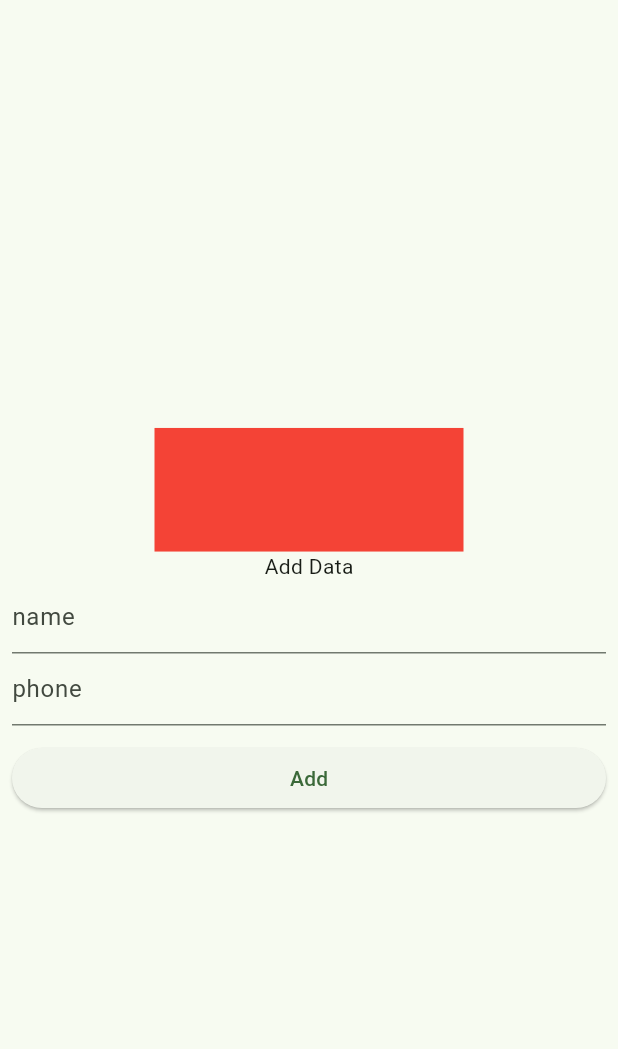
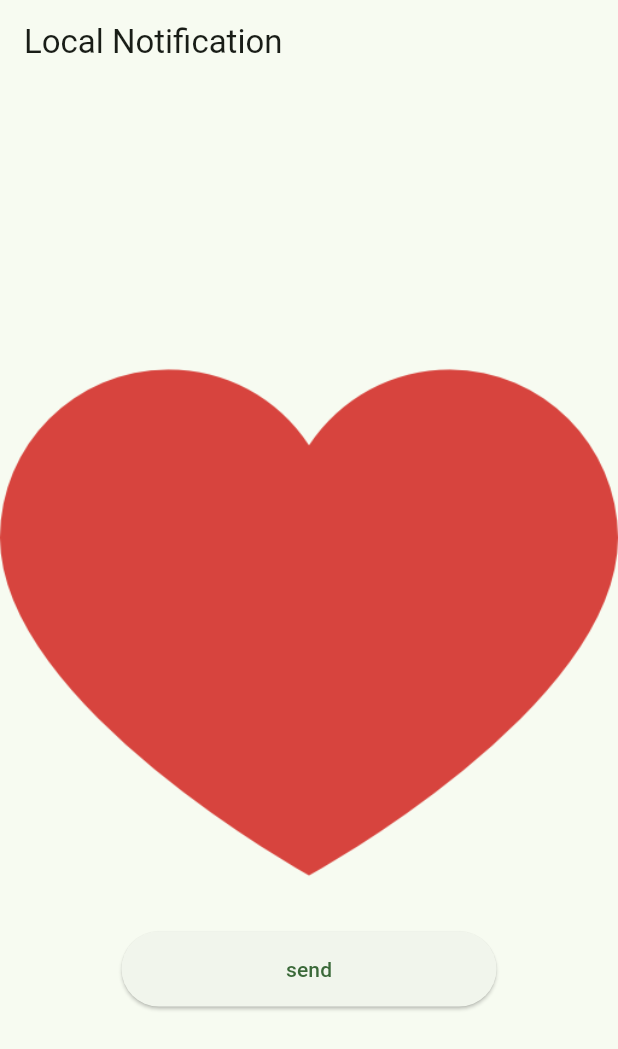
Before and after one commit to LearningFlutter373/firebase, a Flutter app: the screen it shows after launch, on a phone screen of 412 x 824 dp. Shown: the top 1049 px of the screen. Run offline on Flutter 3.47's test engine with Material 3 defaults, Android fonts, the phone set to English and light mode, and no system bars; our stand-ins replace cloud_firestore, firebase_core, firebase_database, flutter_local_notifications; accounts and stored records are empty; generated files the repository leaves out were written again.

Commit message:
i have changed some work in my project.

```diff
--- a/lib/controllers/controlles/cloud_fdatabase_controller/cfd_helper.dart
+++ b/lib/controllers/controlles/cloud_fdatabase_controller/cfd_helper.dart
@@ -5,11 +5,12 @@ class CFDHelper {
   BuildContext context;
 
   CFDHelper({required this.context});
-  CollectionReference users = FirebaseFirestore.instance.collection('students');
+  CollectionReference students = FirebaseFirestore.instance.collection('students');
 
   Future<String?> addData(String name, String phone) async {
     try {
-      DocumentReference documentReference = await users.add({
+      DocumentReference documentReference = await students.add({
+
         'name': name,
         'phone': phone,
       });
@@ -22,4 +23,8 @@ class CFDHelper {
       return null;
     }
   }
+  getData(){
+    students.get();
+
+  }
 }
--- /dev/null
+++ b/lib/controllers/controlles/local_notification_controller/local_notification_helper.dart
@@ -0,0 +1,14 @@
+import 'package:flutter_local_notifications/flutter_local_notifications.dart';
+
+class AppLocalNotificationService {
+  static  FlutterLocalNotificationsPlugin flutterLocalNotificationsPlugin = FlutterLocalNotificationsPlugin();
+  static get initNotification{
+    flutterLocalNotificationsPlugin.initialize(const InitializationSettings(android: AndroidInitializationSettings("assets/images/heart")));
+
+  }
+  static void showNotification({required String title, required String message}){
+    var details =  const AndroidNotificationDetails("EduGaon", "Amnour",enableVibration: true,priority: Priority.max,importance: Importance.max,);
+    flutterLocalNotificationsPlugin.show(0, title, message, NotificationDetails(android: details));
+  }
+
+}
--- a/lib/main.dart
+++ b/lib/main.dart
@@ -1,4 +1,6 @@
+import 'package:firebase/controllers/controlles/local_notification_controller/local_notification_helper.dart';
 import 'package:firebase/view/screens/cloud_database_screens/add_data_screen.dart';
+import 'package:firebase/view/screens/local_notification_screen.dart';
 import 'package:firebase/view/screens/realtime_database_screens/add_data_screen.dart';
 import 'package:firebase/view/screens/realtime_database_screens/read_data_screen.dart';
 import 'package:firebase_core/firebase_core.dart';
@@ -8,6 +10,7 @@ import 'firebase_options.dart';
 
 Future<void> main() async {
 WidgetsFlutterBinding.ensureInitialized();
+AppLocalNotificationService.initNotification;
   await Firebase.initializeApp(
     options: DefaultFirebaseOptions.currentPlatform,
   );
@@ -24,7 +27,8 @@ class MyApp extends StatelessWidget {
         colorScheme: ColorScheme.fromSeed(seedColor: Colors.green),
         useMaterial3: true,
       ),
-      home: AddDataCFScreen(updateStatus: false,)
+      //home: AddDataCFScreen(updateStatus: false,)
+      home: NotificationMain(),
     );
   }
 }
--- /dev/null
+++ b/lib/view/screens/local_notification_screen.dart
@@ -0,0 +1,34 @@
+import 'package:flutter/material.dart';
+import '../../controllers/controlles/local_notification_controller/local_notification_helper.dart';
+
+
+class NotificationMain extends StatefulWidget {
+  const NotificationMain({super.key});
+  @override
+  State<NotificationMain> createState() => _NotificationMainState();
+}
+
+class _NotificationMainState extends State<NotificationMain> {
+
+
+  @override
+  Widget build(BuildContext context) {
+    return Scaffold(
+      appBar: AppBar(
+        title: Text("Local Notification"),
+      ),
+      body: Column(
+        mainAxisAlignment: MainAxisAlignment.center,
+        crossAxisAlignment: CrossAxisAlignment.center,
+        children: [
+          Image.asset('assets/images/heart.png'),
+          Center(
+            child: ElevatedButton(onPressed: (){
+              AppLocalNotificationService.showNotification(title: "EduGaon", message: "ajay@gmalcom");
+            }, child: Text("send"),style: ElevatedButton.styleFrom(minimumSize: Size(250, 50)),),
+          ),
+        ],
+      ),
+    );
+  }
+}
```
Also changed, not shown: pubspec.yaml (+6 -1 lines), assets/images/heart.png (added), lib/controllers/controlles/local_notification_controller/practice.dart (added), pubspec.lock, 3 other files.
